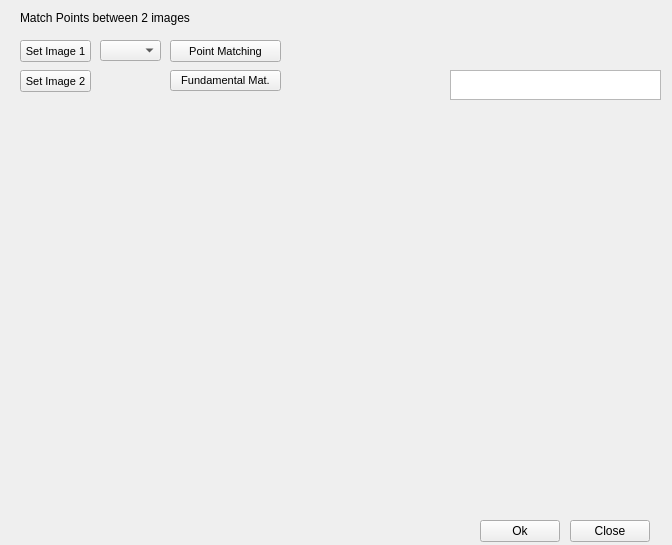
The window that code/multiviewpane.ui (PamirGhimire/seeWithCpp) describes before a commit, drawn with Qt 5.
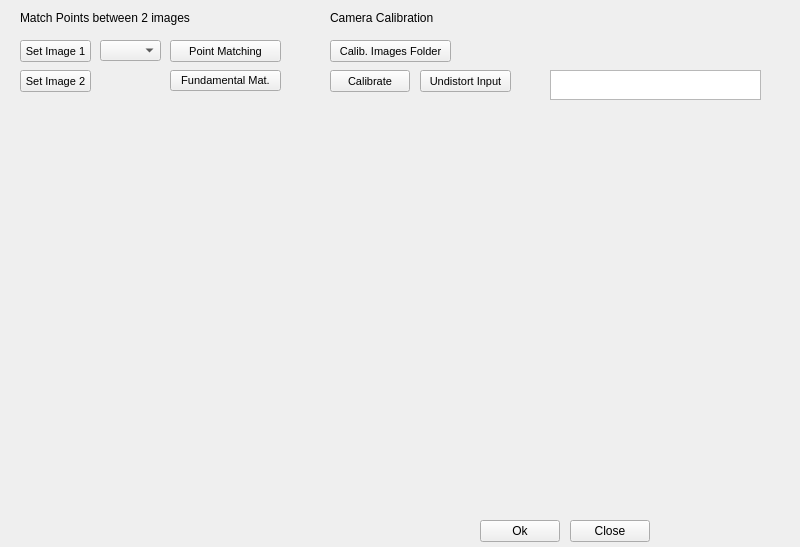
The same window after the commit.

Commit message: added chessboard camera calibration, undistortion, camsnap earlier

Diff of the .ui file:
```diff
--- a/code/multiviewpane.ui
+++ b/code/multiviewpane.ui
@@ -6,8 +6,8 @@
    <rect>
     <x>0</x>
     <y>0</y>
-    <width>672</width>
-    <height>545</height>
+    <width>800</width>
+    <height>547</height>
    </rect>
   </property>
   <property name="windowTitle">
@@ -121,7 +121,7 @@
     <rect>
      <x>20</x>
      <y>100</y>
-     <width>640</width>
+     <width>741</width>
      <height>400</height>
     </rect>
    </property>
@@ -150,7 +150,7 @@
   <widget class="QTextBrowser" name="multiviewOp">
    <property name="geometry">
     <rect>
-     <x>450</x>
+     <x>550</x>
      <y>70</y>
      <width>211</width>
      <height>30</height>
@@ -162,6 +162,73 @@
     </font>
    </property>
   </widget>
+  <widget class="QPushButton" name="calImagesDir">
+   <property name="geometry">
+    <rect>
+     <x>330</x>
+     <y>40</y>
+     <width>121</width>
+     <height>22</height>
+    </rect>
+   </property>
+   <property name="font">
+    <font>
+     <pointsize>8</pointsize>
+    </font>
+   </property>
+   <property name="text">
+    <string>Calib. Images Folder</string>
+   </property>
+  </widget>
+  <widget class="QLabel" name="CameraCalibrationbanner">
+   <property name="geometry">
+    <rect>
+     <x>330</x>
+     <y>10</y>
+     <width>201</width>
+     <height>16</height>
+    </rect>
+   </property>
+   <property name="text">
+    <string>Camera Calibration</string>
+   </property>
+  </widget>
+  <widget class="QPushButton" name="calibrateButton">
+   <property name="geometry">
+    <rect>
+     <x>330</x>
+     <y>70</y>
+     <width>80</width>
+     <height>22</height>
+    </rect>
+   </property>
+   <property name="font">
+    <font>
+     <pointsize>8</pointsize>
+    </font>
+   </property>
+   <property name="text">
+    <string>Calibrate</string>
+   </property>
+  </widget>
+  <widget class="QPushButton" name="undistort">
+   <property name="geometry">
+    <rect>
+     <x>420</x>
+     <y>70</y>
+     <width>91</width>
+     <height>22</height>
+    </rect>
+   </property>
+   <property name="font">
+    <font>
+     <pointsize>8</pointsize>
+    </font>
+   </property>
+   <property name="text">
+    <string>Undistort Input</string>
+   </property>
+  </widget>
  </widget>
  <resources/>
  <connections/>
```
The commit also changes 8 other files.
